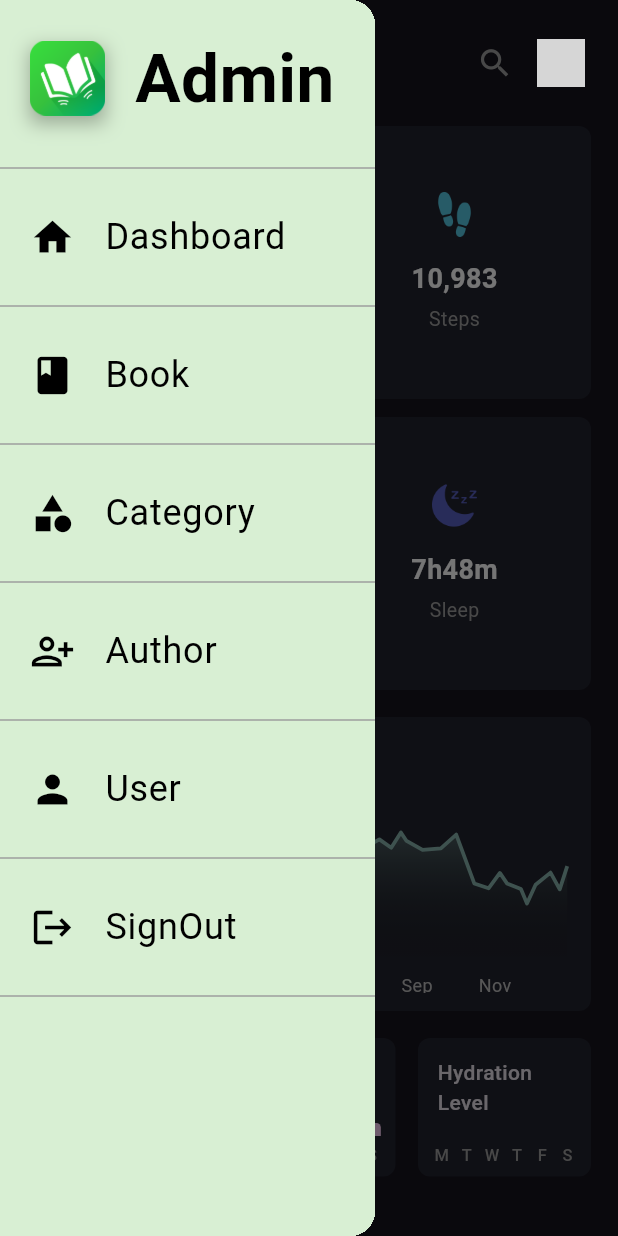
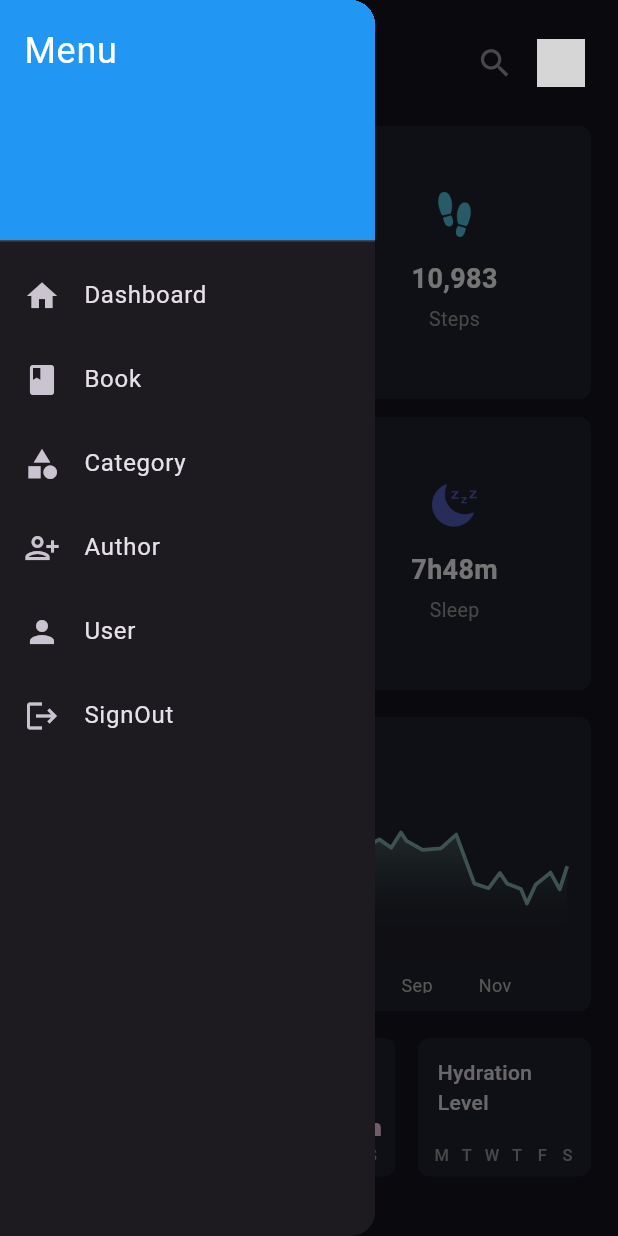
Before and after one commit to zira2801/app_doc_sach, a Flutter app: the screen it shows after launch, with the side drawer open, on a phone screen of 412 x 824 dp. Run offline on Flutter 3.47's test engine with Material 3 defaults, Android fonts, the light colour scheme and no system bars; drawn by our look-alikes of fl_chart; our stand-ins replace awesome_dialog, cached_network_image, carousel_slider, country_picker, file_picker, firebase_auth and 13 more; missing offline and left inert: flutter_pdfview, flutter_statusbarcolor_ns, restart_app, syncfusion_flutter_pdfviewer; accounts and stored records are empty; statements that could not run were skipped; grey boxes are pictures that could not be loaded.

Commit message:
Revert "lỗi commit"
This reverts commit b878061834dd4aaf3730141eed9d5d56162e09ef.

```diff
--- a/lib/widgets/side_widget_menu.dart
+++ b/lib/widgets/side_widget_menu.dart
@@ -2,80 +2,31 @@ import 'package:app_doc_sach/data/side_menu_data.dart';
 import 'package:flutter/material.dart';
 
 class SideWidgetMenu extends StatelessWidget {
-  const SideWidgetMenu({super.key});
+  const SideWidgetMenu({Key? key}) : super(key: key);
 
   @override
   Widget build(BuildContext context) {
     return Drawer(
-      child: Container(
-        color: const Color(0xFFD8EFD3),
       child: ListView(
         padding: EdgeInsets.zero,
         children: <Widget>[
-            Container(
-              padding: const EdgeInsets.fromLTRB(20, 20, 20, 20),
-              child: Row(
-                children: [
-                  Container(
+          const DrawerHeader(
             decoration: BoxDecoration(
-                      boxShadow: [
-                        BoxShadow(
-                          color: Colors.black.withOpacity(0.3),
-                          blurRadius: 10,
-                          offset: const Offset(0, 5),
+              color: Colors.blue,
             ),
-                      ],
-                    ),
-                    child: const Image(
-                      image: AssetImage('assets/icon/logoapp.png'),
-                      height: 50,
-                    ),
-                  ),
-                  const SizedBox(width: 20),
-                  const Flexible(
             child: Text(
-                      'Admin',
+              'Menu',
               style: TextStyle(
-                        color: Colors.black,
-                        fontSize: 45,
-                        fontWeight: FontWeight.bold,
+                color: Colors.white,
+                fontSize: 24,
               ),
             ),
           ),
-                ],
-              ),
-            ),
-            const Divider(color: Colors.grey),
+          //...:nó chèn all phần tử của 1 danh sách vào một list khác
           ...SideMenuData().menu.map((menuItem) {
-              return Column(
-                children: [
-                  ListTile(
-                    contentPadding: const EdgeInsets.symmetric(horizontal: 20.0, vertical: 10.0),
-                    title: Row(
-                      children: [
-                        Align(
-                          alignment: Alignment.centerLeft,
-                          child: Icon(
-                            menuItem.icon,
-                            color: Colors.black,
-                            size: 30, // Increased size of Icon
-                          ),
-                        ),
-                        const SizedBox(width: 20), // Increased width for spacing
-                        Expanded(
-                          child: Align(
-                            alignment: Alignment.centerLeft,
-                            child: Text(
-                              menuItem.title,
-                              style: const TextStyle(
-                                fontSize: 24, // Increased font size for Text
-                                color: Colors.black,
-                              ),
-                            ),
-                          ),
-                        ),
-                      ],
-                    ),
+            return ListTile(
+              leading: Icon(menuItem.icon),
+              title: Text(menuItem.title),
               onTap: () {
                 Navigator.pop(context); // Close the drawer
                 switch (menuItem.title) {
@@ -97,14 +48,10 @@ class SideWidgetMenu extends StatelessWidget {
                   // Add other cases for different menu items here
                 }
               },
-                  ),
-                  const Divider(color: Colors.grey), // Add a divider between items
-                ],
             );
           }).toList(),
         ],
       ),
-      ),
     );
   }
 }
```
Lines whose indentation alone changed are shown as unchanged.
